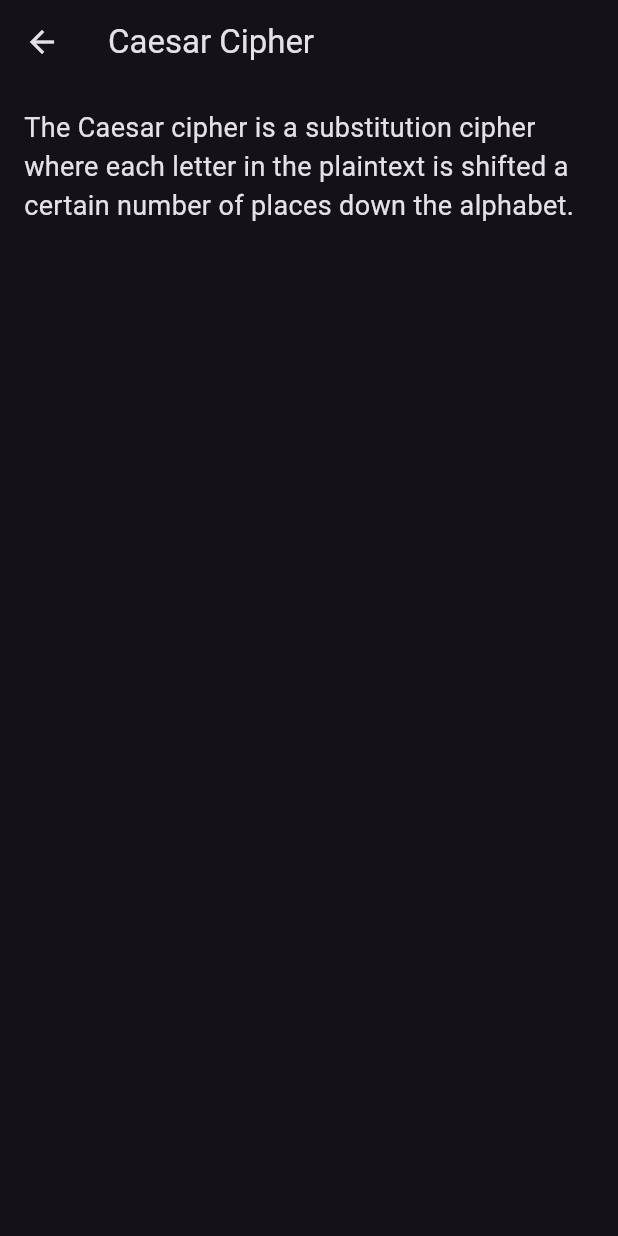
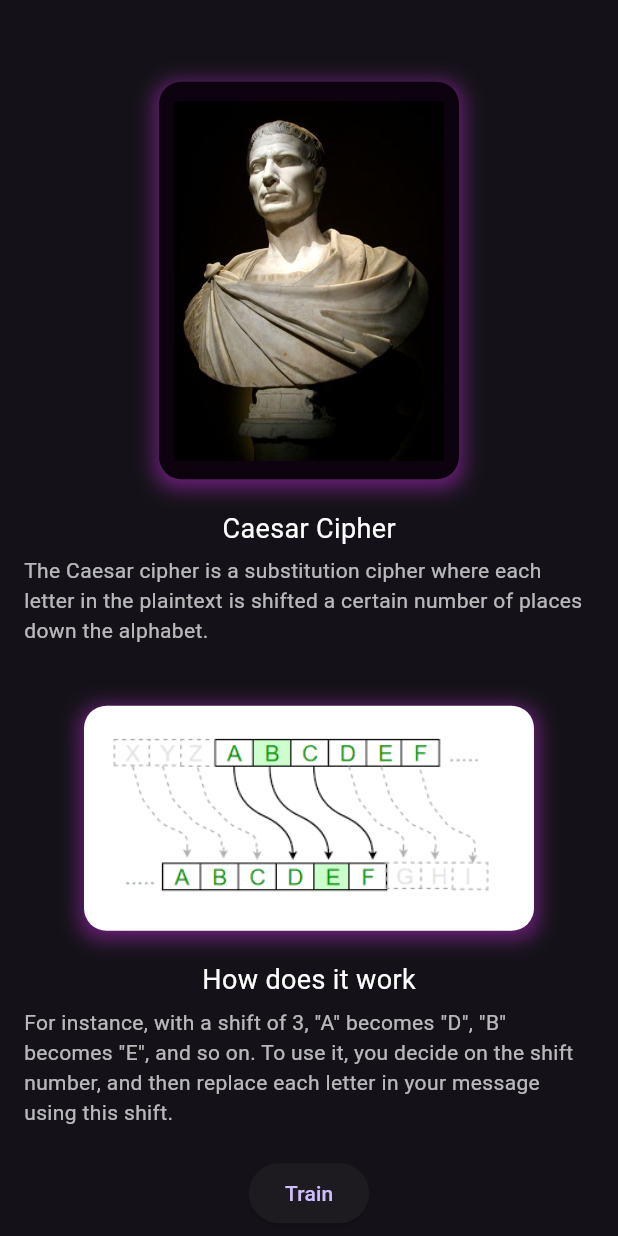
Before and after one commit to TheMusoftware/EncryptEd, a Flutter app: the Ciphers screen opened directly, after a tap on "LEARN MORE", on a phone screen of 412 x 824 dp. Run offline on Flutter 3.47's test engine with Material 3 defaults, Android fonts, the phone set to English and light mode, and no system bars; our stand-ins replace circle_nav_bar, google_sign_in.

Commit message:
made fit settings for images

```diff
--- a/lib/screens/card_for_images.dart
+++ b/lib/screens/card_for_images.dart
@@ -1,22 +1,28 @@
 import 'package:flutter/material.dart';
 
-void main() {
-  runApp(CardMap());
-}
+class CardMap extends StatelessWidget {
+  final String title;
+  final String description;
+  final String image;
+  final String exampleImage;
+  final String details;
 
-class CardMap extends StatelessWidget {
+  const CardMap({
+    required this.title,
+    required this.description,
+    required this.image,
+    required this.exampleImage,
+    required this.details,
+    super.key,
+  });
+
   @override
   Widget build(BuildContext context) {
-    return MaterialApp(
-      theme: ThemeData(
-        brightness: Brightness.dark,
-        primarySwatch: Colors.blueGrey,
-      ),
-      home: Scaffold(
+    return Scaffold(
       body: Center(
         child: SingleChildScrollView(
           child: Padding(
-              padding: const EdgeInsets.only(top: 50), // height from the top, distance kinda
+            padding: const EdgeInsets.only(top: 50),
             child: Column(
               mainAxisAlignment: MainAxisAlignment.center,
               children: [
@@ -37,30 +43,35 @@ class CardMap extends StatelessWidget {
                   ),
                   child: Padding(
                     padding: const EdgeInsets.symmetric(horizontal: 10),
-                      child: Image.asset("assets/caesar.jpg"),
+                    child: Expanded(
+                      child: Image.asset(
+                        image,
+                        fit:
+                            BoxFit.contain, // Resmi sığdırarak taşmayı engeller
                       ),
                     ),
-                  SizedBox(height: 20), // distance after card
+                  ),
+                ),
+                SizedBox(height: 20),
                 Text(
-                      "Julius Caesar",
+                  title,
                   style: TextStyle(
                     color: Colors.white,
                     fontSize: 18,
                   ),
                 ),
-                  SizedBox(height: 5),// distance after title
+                SizedBox(height: 5),
                 Padding(
                   padding: EdgeInsets.symmetric(horizontal: 16.0),
                   child: Text(
-                    "Caesar's cipher is one of the earliest encryption techniques, is named after Julius Caesar who used it in his private correspondence. "
-                    "It’s a type of substitution cipher where each letter in the plaintext is shifted a certain number of places down or up the alphabet. ",
+                    description,
                     style: TextStyle(
                       color: Colors.white70,
                       fontSize: 14,
                     ),
                   ),
                 ),
-                  SizedBox(height: 40), // distance between cards
+                SizedBox(height: 40),
                 Container(
                   width: 300,
                   height: 150,
@@ -78,15 +89,15 @@ class CardMap extends StatelessWidget {
                   ),
                   child: Padding(
                     padding: const EdgeInsets.symmetric(horizontal: 10),
-                      child: Row(
-                        children: [
-                          Image.asset("assets/example_caesar.png"),
-                          SizedBox(width: 10), // distance near to logo
-                        ],
+                    child: Expanded(
+                      child: Image.asset(
+                        exampleImage,
+                        fit: BoxFit.contain,
                       ),
                     ),
                   ),
-                  SizedBox(height: 20), // distance after card
+                ),
+                SizedBox(height: 20),
                 Text(
                   "How does it work",
                   style: TextStyle(
@@ -94,20 +105,18 @@ class CardMap extends StatelessWidget {
                     fontSize: 18,
                   ),
                 ),
-                  SizedBox(height: 5),// distance after title
-                  Padding(padding: EdgeInsets.symmetric(horizontal: 16.0),
+                SizedBox(height: 5),
+                Padding(
+                  padding: EdgeInsets.symmetric(horizontal: 16.0),
                   child: Text(
-                    "For instance, with a shift of 3, 'A' becomes 'D', 'B' becomes 'E', and so on. "
-                        "To use it, you decide on the shift number, and then replace each letter in your message using this shift. While simple, "
-                        "the Caesar Cipher is quite easy to break with modern cryptographic techniques.",
+                    details,
                     style: TextStyle(
                       color: Colors.white70,
                       fontSize: 14,
-
                     ),
                   ),
                 ),
-              SizedBox(height: 20), // distance before button
+                SizedBox(height: 20),
                 ElevatedButton(
                   onPressed: () {
                     // Add your button action here
@@ -119,7 +128,6 @@ class CardMap extends StatelessWidget {
           ),
         ),
       ),
-      ),
     );
   }
 }
--- a/lib/screens/ciphers.dart
+++ b/lib/screens/ciphers.dart
@@ -1,3 +1,4 @@
+import 'package:encrypt_ed/screens/card_for_images.dart';
 import 'package:flutter/material.dart';
 
 class Ciphers extends StatelessWidget {
@@ -16,12 +17,17 @@ class CardExample extends StatelessWidget {
   const CardExample({super.key});
 
   void _navigateToDetails(
-      BuildContext context, String title, String description) {
+      BuildContext context, String title, String description, String image, String exampleImage, String details) {
     Navigator.push(
       context,
       MaterialPageRoute(
-        builder: (context) =>
-            CipherDetailPage(title: title, description: description),
+        builder: (context) => CardMap(
+          title: title,
+          description: description,
+          image: image,
+          exampleImage: exampleImage,
+          details: details,
+        ),
       ),
     );
   }
@@ -37,33 +43,42 @@ class CardExample extends StatelessWidget {
               icon: Icons.vpn_key,
               title: 'Caesar Cipher',
               description:
-                  'A method that scrambles a message by shifting its letters.',
+              'A method that scrambles a message by shifting its letters.',
               onTap: () => _navigateToDetails(
                 context,
                 'Caesar Cipher',
                 'The Caesar cipher is a substitution cipher where each letter in the plaintext is shifted a certain number of places down the alphabet.',
+                'assets/caesar.jpg',
+                'assets/example_caesar.png',
+                'For instance, with a shift of 3, "A" becomes "D", "B" becomes "E", and so on. To use it, you decide on the shift number, and then replace each letter in your message using this shift.',
               ),
             ),
             CipherCard(
               icon: Icons.lock,
               title: 'Vernam Cipher',
               description:
-                  'An encryption technique using a polyalphabetic substitution.',
+              'An encryption technique using a polyalphabetic substitution.',
               onTap: () => _navigateToDetails(
                 context,
                 'Vernam Cipher',
                 'The Vernam cipher, also known as the one-time pad, is an encryption technique that uses a key that is as long as the message itself.',
+                'assets/vernam.jpg',
+                'assets/example_vernam.png',
+                'The Vernam cipher works by XOR-ing each character of the plaintext with the corresponding character of the key. If the key is truly random and never reused, it’s considered unbreakable.',
               ),
             ),
             CipherCard(
               icon: Icons.grid_on,
               title: 'Hill Cipher',
               description:
-                  'An encryption method based on matrix multiplication.',
+              'An encryption method based on matrix multiplication.',
               onTap: () => _navigateToDetails(
                 context,
                 'Hill Cipher',
                 'The Hill cipher uses matrix multiplication to encrypt blocks of text, making it more secure than simple substitution ciphers.',
+                'assets/hill.jpg',
+                'assets/example_hill.png',
+                'The Hill cipher operates by using matrix multiplication to encrypt blocks of letters. The size of the block is determined by the size of the encryption matrix.',
               ),
             ),
           ],
@@ -72,6 +87,7 @@ class CardExample extends StatelessWidget {
     );
   }
 }
+
 
 class CipherCard extends StatelessWidget {
   final IconData icon;
@@ -113,25 +129,3 @@ class CipherCard extends StatelessWidget {
     );
   }
 }
-
-class CipherDetailPage extends StatelessWidget {
-  final String title;
-  final String description;
-
-  const CipherDetailPage({
-    required this.title,
-    required this.description,
-    super.key,
-  });
-
-  @override
-  Widget build(BuildContext context) {
-    return Scaffold(
-      appBar: AppBar(title: Text(title)),
-      body: Padding(
-        padding: const EdgeInsets.all(16.0),
-        child: Text(description, style: const TextStyle(fontSize: 18)),
-      ),
-    );
-  }
-}
```
Also changed, not shown: assets/caesar.jpg (added), assets/example_caesar.png (added), assets/example_hill.png (added), assets/example_vernam.png (added), assets/hill.jpg (added), assets/vernam.jpg (added). Lines whose indentation alone changed are shown as unchanged.
